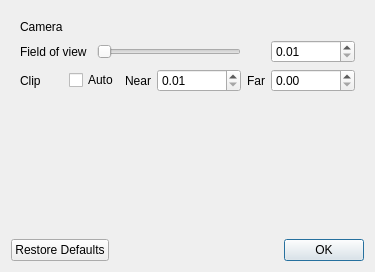
IDREsandbox/vsim, file src/DisplaySettingsDialog.ui: the form before one commit.
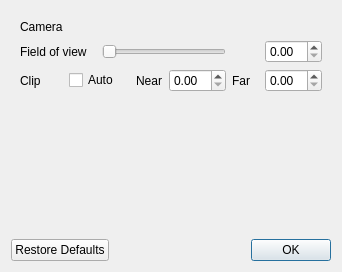
The form after the commit.

Commit message: settings near/far clip uses a min ratio instead of min diff

```diff
--- a/src/DisplaySettingsDialog.ui
+++ b/src/DisplaySettingsDialog.ui
@@ -33,26 +33,13 @@
       </item>
       <item row="1" column="2" colspan="3">
        <widget class="QSlider" name="fov_slider">
-        <property name="minimum">
-         <number>1</number>
-        </property>
-        <property name="maximum">
-         <number>179</number>
-        </property>
         <property name="orientation">
          <enum>Qt::Horizontal</enum>
         </property>
        </widget>
       </item>
       <item row="1" column="6">
-       <widget class="QDoubleSpinBox" name="fov_spinbox">
-        <property name="minimum">
-         <double>0.010000000000000</double>
-        </property>
-        <property name="maximum">
-         <double>179.900000000000006</double>
-        </property>
-       </widget>
+       <widget class="QDoubleSpinBox" name="fov_spinbox"/>
       </item>
       <item row="2" column="0">
        <widget class="QLabel" name="clip_label">
@@ -76,14 +63,7 @@
        </widget>
       </item>
       <item row="2" column="4">
-       <widget class="QDoubleSpinBox" name="clip_near_spinbox">
-        <property name="minimum">
-         <double>0.010000000000000</double>
-        </property>
-        <property name="maximum">
-         <double>100000.000000000000000</double>
-        </property>
-       </widget>
+       <widget class="QDoubleSpinBox" name="clip_near_spinbox"/>
       </item>
       <item row="2" column="5">
        <widget class="QLabel" name="clip_far_label">
@@ -93,11 +73,7 @@
        </widget>
       </item>
       <item row="2" column="6">
-       <widget class="QDoubleSpinBox" name="clip_far_spinbox">
-        <property name="maximum">
-         <double>100000.000000000000000</double>
-        </property>
-       </widget>
+       <widget class="QDoubleSpinBox" name="clip_far_spinbox"/>
       </item>
       <item row="3" column="3">
        <spacer name="verticalSpacer">
```
The commit also changes 2 other files.
